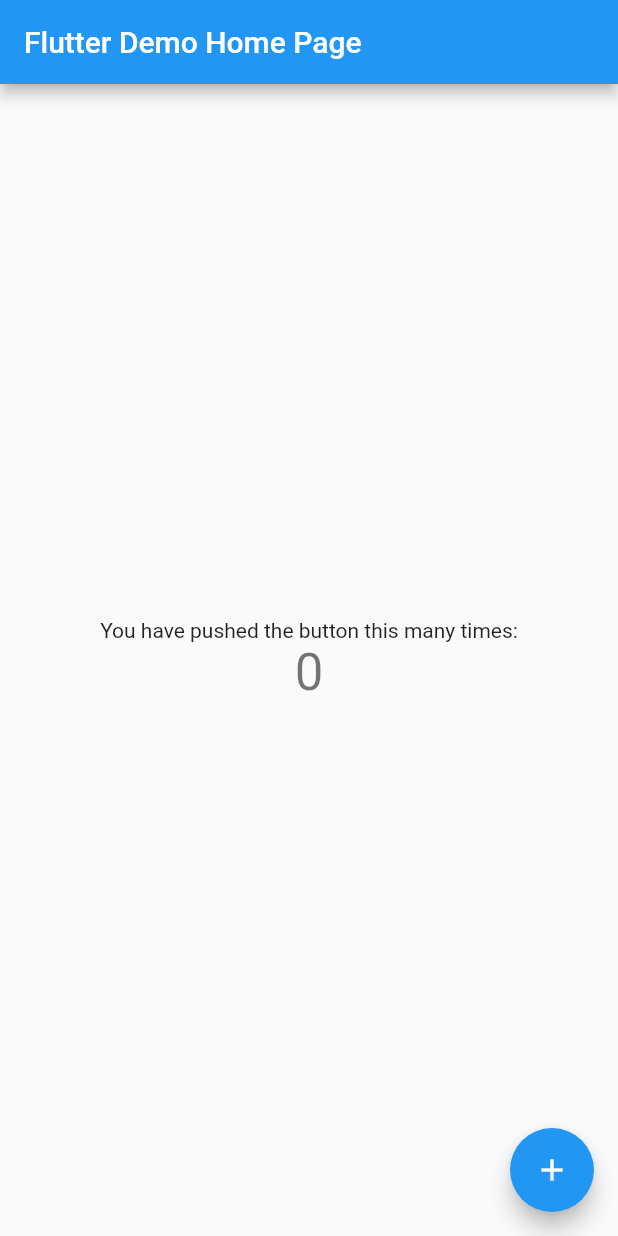
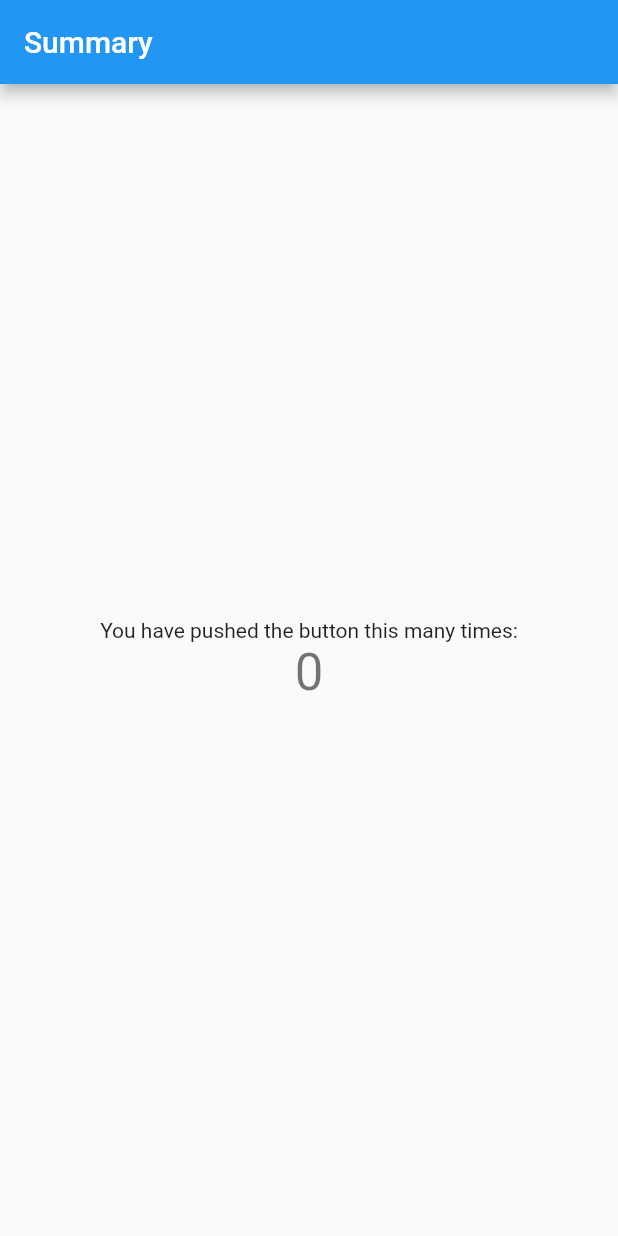
Before and after one commit to kraulain/simple_expense_tracker, a Flutter app: the screen it shows after launch, on a phone screen of 412 x 824 dp. Run offline on Flutter 3.47's test engine with Material 2 defaults, Android fonts, the phone set to English and light mode, and no system bars; our stand-ins replace sqflite; accounts and stored records are empty.

Commit message:
changed app name and icon

```diff
--- a/lib/controllers/expense_controller.dart
+++ b/lib/controllers/expense_controller.dart
@@ -5,9 +5,9 @@
 */
 
 import 'package:intl/intl.dart';
-import 'package:simple_expense_tracker/dao/expense_dao.dart';
-import 'package:simple_expense_tracker/entities/expense.dart';
-import 'package:simple_expense_tracker/services/db_connect.dart';
+import '../dao/expense_dao.dart';
+import '../entities/expense.dart';
+import '../services/db_connect.dart';
 
 class ExpenseController {
 
--- a/lib/dao/expense_dao.dart
+++ b/lib/dao/expense_dao.dart
@@ -4,7 +4,7 @@
 *
 */
 
-import 'package:simple_expense_tracker/services/db_connect.dart';
+import '../services/db_connect.dart';
 import "../entities/expense.dart";
 
 class ExpenseDao {
--- a/lib/main.dart
+++ b/lib/main.dart
@@ -7,35 +7,17 @@ class MyApp extends StatelessWidget {
   @override
   Widget build(BuildContext context) {
     return MaterialApp(
-      title: 'Flutter Demo',
+      title: 'Piggy',
       theme: ThemeData(
-        // This is the theme of your application.
-        //
-        // Try running your application with "flutter run". You'll see the
-        // application has a blue toolbar. Then, without quitting the app, try
-        // changing the primarySwatch below to Colors.green and then invoke
-        // "hot reload" (press "r" in the console where you ran "flutter run",
-        // or simply save your changes to "hot reload" in a Flutter IDE).
-        // Notice that the counter didn't reset back to zero; the application
-        // is not restarted.
         primarySwatch: Colors.blue,
       ),
-      home: MyHomePage(title: 'Flutter Demo Home Page'),
+      home: MyHomePage(title: 'Summary'),
     );
   }
 }
 
 class MyHomePage extends StatefulWidget {
   MyHomePage({Key key, this.title}) : super(key: key);
-
-  // This widget is the home page of your application. It is stateful, meaning
-  // that it has a State object (defined below) that contains fields that affect
-  // how it looks.
-
-  // This class is the configuration for the state. It holds the values (in this
-  // case the title) provided by the parent (in this case the App widget) and
-  // used by the build method of the State. Fields in a Widget subclass are
-  // always marked "final".
 
   final String title;
 
@@ -48,23 +30,13 @@ class _MyHomePageState extends State<MyHomePage> {
 
   void _incrementCounter() {
     setState(() {
-      // This call to setState tells the Flutter framework that something has
-      // changed in this State, which causes it to rerun the build method below
-      // so that the display can reflect the updated values. If we changed
-      // _counter without calling setState(), then the build method would not be
-      // called again, and so nothing would appear to happen.
       _counter++;
     });
   }
 
   @override
   Widget build(BuildContext context) {
-    // This method is rerun every time setState is called, for instance as done
-    // by the _incrementCounter method above.
-    //
-    // The Flutter framework has been optimized to make rerunning build methods
-    // fast, so that you can just rebuild anything that needs updating rather
-    // than having to individually change instances of widgets.
+
     return Scaffold(
       appBar: AppBar(
         // Here we take the value from the MyHomePage object that was created by
@@ -75,20 +47,6 @@ class _MyHomePageState extends State<MyHomePage> {
         // Center is a layout widget. It takes a single child and positions it
         // in the middle of the parent.
         child: Column(
-          // Column is also layout widget. It takes a list of children and
-          // arranges them vertically. By default, it sizes itself to fit its
-          // children horizontally, and tries to be as tall as its parent.
-          //
-          // Invoke "debug painting" (press "p" in the console, choose the
-          // "Toggle Debug Paint" action from the Flutter Inspector in Android
-          // Studio, or the "Toggle Debug Paint" command in Visual Studio Code)
-          // to see the wireframe for each widget.
-          //
-          // Column has various properties to control how it sizes itself and
-          // how it positions its children. Here we use mainAxisAlignment to
-          // center the children vertically; the main axis here is the vertical
-          // axis because Columns are vertical (the cross axis would be
-          // horizontal).
           mainAxisAlignment: MainAxisAlignment.center,
           children: <Widget>[
             Text(
@@ -101,11 +59,6 @@ class _MyHomePageState extends State<MyHomePage> {
           ],
         ),
       ),
-      floatingActionButton: FloatingActionButton(
-        onPressed: _incrementCounter,
-        tooltip: 'Increment',
-        child: Icon(Icons.add),
-      ), // This trailing comma makes auto-formatting nicer for build methods.
     );
   }
 }
```
Also changed, not shown: pubspec.yaml (+8 -2 lines), lib/assets/icon/icon.png (added), 22 other files.
